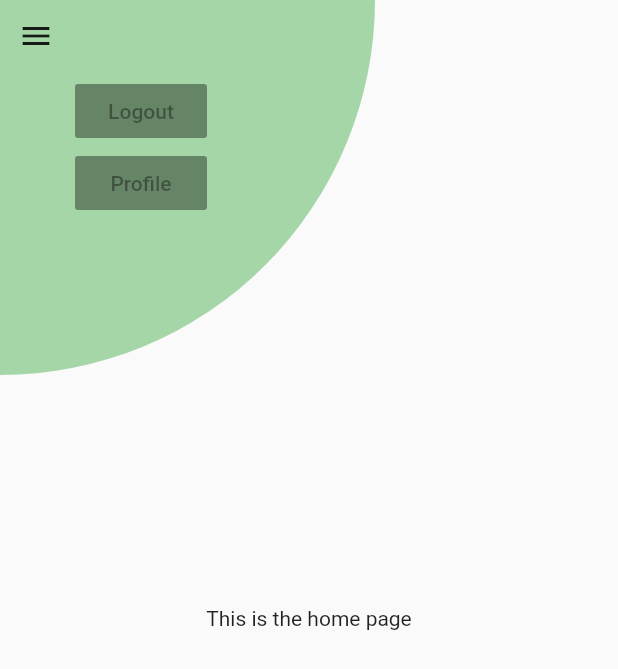
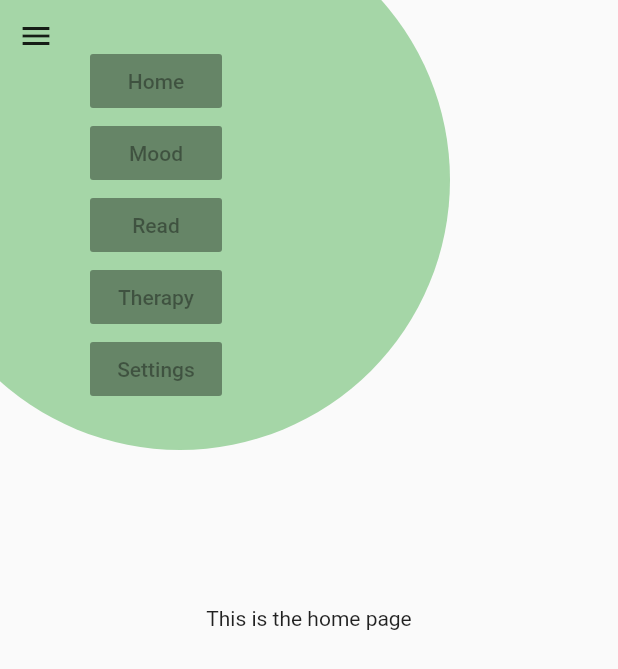
Before and after one commit to numberbee7070/headsup_app, a Flutter app: the HomePage screen opened by its route, after a tap on the "menu" icon, on a phone screen of 412 x 824 dp. Shown: the top 669 px of the screen. Run offline on Flutter 3.47's test engine with Material 2 defaults, Android fonts, the phone set to English and light mode, and no system bars; our stand-ins replace chopper, country_code_picker, firebase_auth, firebase_core, google_sign_in, introduction_screen and 1 more; accounts and stored records are empty; generated files the repository leaves out were written again.

Commit message:
menu implemented

```diff
--- a/lib/pages/home.dart
+++ b/lib/pages/home.dart
@@ -15,12 +15,12 @@ class _HomePageState extends State<HomePage> {
       child: Scaffold(
         body: Stack(
           children: [
-            HamburgerMenu(),
             Container(
               child: Center(
                 child: Text("This is the home page"),
               ),
             ),
+            HamburgerMenu(),
           ],
         ),
       ),
--- a/lib/ui/hamburger_menu.dart
+++ b/lib/ui/hamburger_menu.dart
@@ -6,27 +6,28 @@ class HamburgerMenu extends StatefulWidget {
 }
 
 class _HamburgerMenuState extends State<HamburgerMenu> {
-  final double expandedRadius = 250;
+  final double expandedRadius = 180;
   final double shrinkedRadius = 25;
-  final duration = Duration(milliseconds: 500);
-  final curve = Curves.easeInOutCubic;
-  bool _expand = false;
+  final duration = Duration(milliseconds: 1000);
+  bool _expanded = false;
+
+  @override
+  void initState() {
+    super.initState();
+  }
+
   @override
   Widget build(BuildContext context) {
-    return Stack(
-      overflow: Overflow.visible,
-      children: [
-        AnimatedPositioned(
-          curve: curve,
-          left: _expand ? -expandedRadius : 0,
-          top: _expand ? -expandedRadius : 0,
+    return AnimatedContainer(
       duration: duration,
+      transform: Matrix4.identity()
+        ..translate(_expanded ? -expandedRadius / 3 : 0.0,
+            _expanded ? -expandedRadius / 3 : 0.0),
       child: Stack(
         children: [
           AnimatedContainer(
-                curve: curve,
-                height: _expand ? 2 * expandedRadius : 2 * shrinkedRadius,
-                width: _expand ? 2 * expandedRadius : 2 * shrinkedRadius,
+            height: _expanded ? 2 * expandedRadius : 2 * shrinkedRadius,
+            width: _expanded ? 2 * expandedRadius : 2 * shrinkedRadius,
             duration: duration,
             decoration: BoxDecoration(
               color: Colors.green[200],
@@ -34,33 +35,48 @@ class _HamburgerMenuState extends State<HamburgerMenu> {
             ),
           ),
           Positioned(
-                left: expandedRadius + 50,
-                top: expandedRadius + 50,
+            left: expandedRadius / 1.5,
+            top: expandedRadius / 2,
             child: Column(
               children: [
                 RaisedButton(
                   onPressed: null,
-                      child: Text("Logout"),
+                  child: Text("Home"),
                 ),
                 RaisedButton(
                   onPressed: null,
-                      child: Text("Profile"),
+                  child: Text("Mood"),
+                ),
+                RaisedButton(
+                  onPressed: null,
+                  child: Text("Read"),
+                ),
+                RaisedButton(
+                  onPressed: null,
+                  child: Text("Therapy"),
+                ),
+                RaisedButton(
+                  onPressed: null,
+                  child: Text("Settings"),
                 ),
               ],
             ),
           ),
-            ],
-          ),
-        ),
-        IconButton(
+          AnimatedPositioned(
+            duration: duration,
+            top: _expanded ? expandedRadius / 3 : 0,
+            left: _expanded ? expandedRadius / 3 : 0,
+            child: IconButton(
               icon: Icon(Icons.menu),
               onPressed: () {
                 this.setState(() {
-              this._expand = !this._expand;
+                  this._expanded = !this._expanded;
                 });
               },
             ),
+          ),
         ],
+      ),
     );
   }
 }
```
Lines whose indentation alone changed are shown as unchanged.
